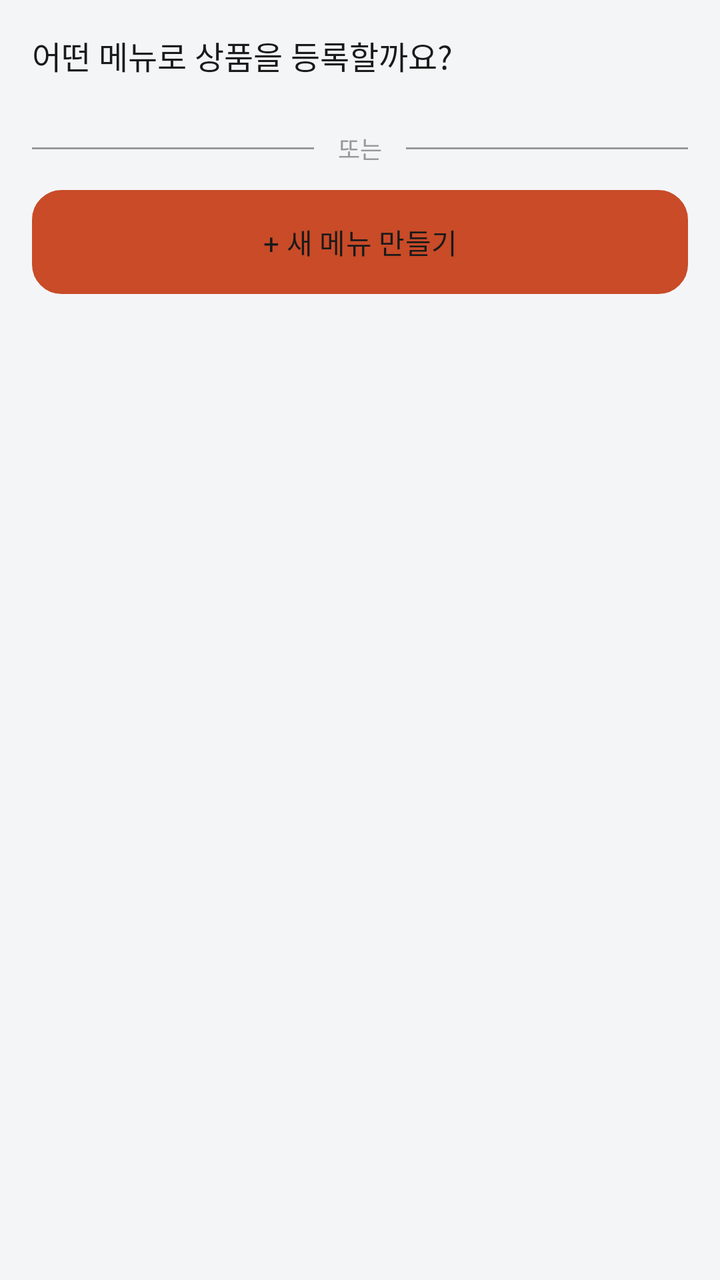
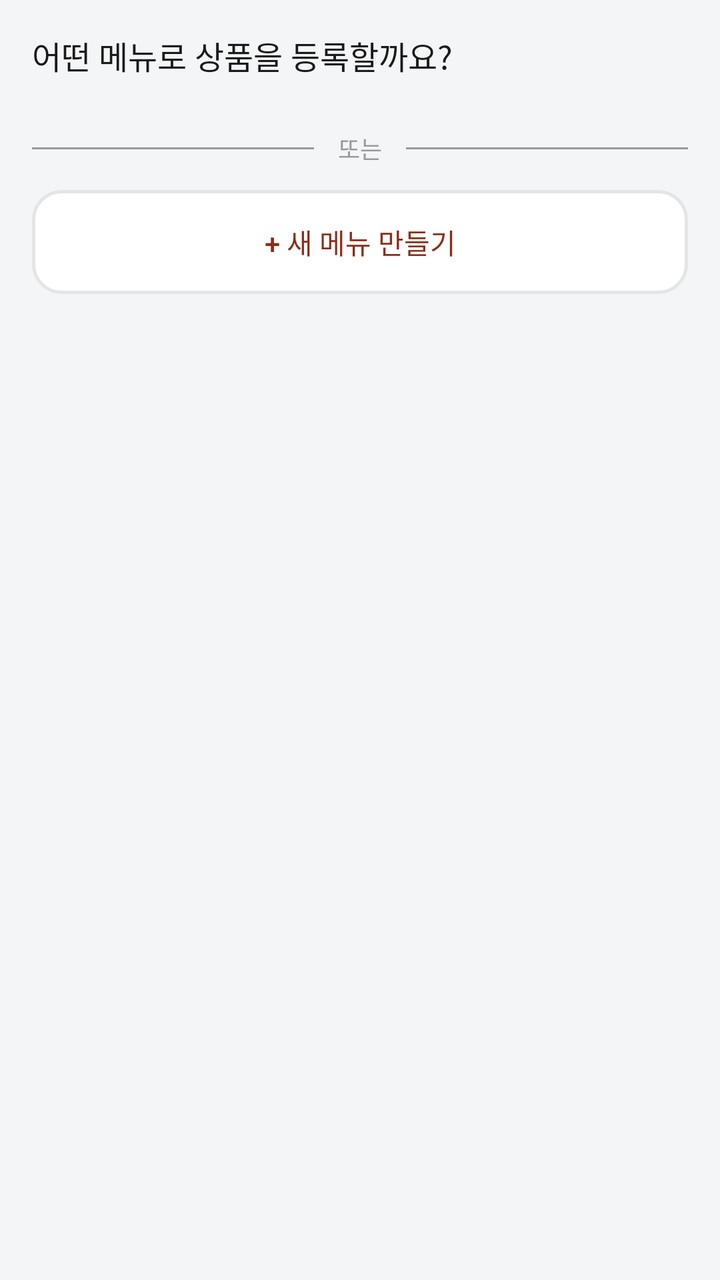

An Android layout rendered at two revisions. The XML below is the earlier revision; the diff shows what the commit changed to produce the second picture.
<!-- AndroidManifest.xml: application theme Theme.Deuktemsiru_seller -->
<!-- res/layout/step_choose_menu.xml -->
<?xml version="1.0" encoding="utf-8"?>

<androidx.core.widget.NestedScrollView
    xmlns:android="http://schemas.android.com/apk/res/android"
    android:layout_width="match_parent"
    android:layout_height="match_parent"
    android:background="@color/surface">

    <LinearLayout
        android:layout_width="match_parent"
        android:layout_height="wrap_content"
        android:orientation="vertical"
        android:padding="16dp">

        <TextView
            android:layout_width="wrap_content"
            android:layout_height="wrap_content"
            android:text="어떤 메뉴로 상품을 등록할까요?"
            android:textSize="16sp"
            android:textColor="@color/text"
            android:fontFamily="sans-serif-medium"
            android:layout_marginBottom="14dp" />

        
        <LinearLayout
            android:id="@+id/menu_list_container"
            android:layout_width="match_parent"
            android:layout_height="wrap_content"
            android:orientation="vertical" />

        
        <LinearLayout
            android:layout_width="match_parent"
            android:layout_height="wrap_content"
            android:orientation="horizontal"
            android:gravity="center_vertical"
            android:layout_marginVertical="12dp">

            <View
                android:layout_width="0dp"
                android:layout_height="1dp"
                android:layout_weight="1"
                android:background="@color/text_muted" />

            <TextView
                android:layout_width="wrap_content"
                android:layout_height="wrap_content"
                android:paddingHorizontal="12dp"
                android:text="또는"
                android:textSize="12sp"
                android:textColor="@color/text_muted" />

            <View
                android:layout_width="0dp"
                android:layout_height="1dp"
                android:layout_weight="1"
                android:background="@color/text_muted" />

        </LinearLayout>

        
        <Button
            android:id="@+id/btn_new_menu"
            android:layout_width="match_parent"
            android:layout_height="52dp"
            android:background="@drawable/bg_button_outline"
            android:backgroundTint="@null"
            android:insetTop="0dp"
            android:insetBottom="0dp"
            android:stateListAnimator="@null"
            android:text="+ 새 메뉴 만들기"
            android:textColor="@color/text"
            android:textSize="14sp" />

    </LinearLayout>

</androidx.core.widget.NestedScrollView>
<!-- resources referenced by this layout -->
<resources>
  <color name="surface">#FFF4F5F7</color>
  <color name="text">#FF1A1A1A</color>
  <color name="text_muted">#FF999999</color>
  <!-- drawable bg_button_outline (drawable) -->
  <?xml version="1.0" encoding="utf-8"?>
  
  <shape xmlns:android="http://schemas.android.com/apk/res/android"
      android:shape="rectangle">
      <solid android:color="#FFFFFF" />
      <stroke android:width="1.5dp" android:color="#E5E5E5" />
      <corners android:radius="14dp" />
  </shape>
  <style name="Theme.Deuktemsiru_seller" parent="Base.Theme.Deuktemsiru_seller" />
  <style name="Base.Theme.Deuktemsiru_seller" parent="Theme.Material3.Light.NoActionBar">
          <item name="colorPrimary">@color/primary</item>
          <item name="colorPrimaryVariant">@color/primary_dark</item>
          <item name="colorOnPrimary">@color/white</item>
          <item name="colorSurface">@color/surface</item>
          <item name="android:colorBackground">@color/surface</item>
          <item name="android:fontFamily">sans-serif</item>
          <item name="bottomNavigationStyle">@style/Widget.App.BottomNav</item>
      </style>
  <color name="primary">#FFC94B28</color>
  <color name="primary_dark">#FF8A2F19</color>
  <color name="white">#FFFFFFFF</color>
  <style name="Widget.App.BottomNav" parent="Widget.Material3.BottomNavigationView">
          <item name="itemIconTint">@color/bottom_nav_color</item>
          <item name="itemTextColor">@color/bottom_nav_color</item>
          <item name="itemActiveIndicatorStyle">@style/Widget.App.ActiveIndicator</item>
      </style>
  <style name="Widget.App.ActiveIndicator" parent="Widget.Material3.BottomNavigationView.ActiveIndicator">
          <item name="android:color">@color/primary_light</item>
      </style>
  <color name="primary_light">#FFFFE7DE</color>
</resources>

<!-- the commit's change to res/layout/step_choose_menu.xml (unified diff, before → after) -->
@@ -59,18 +59,19 @@
         </LinearLayout>
 
         
-        <Button
+        <TextView
             android:id="@+id/btn_new_menu"
             android:layout_width="match_parent"
             android:layout_height="52dp"
             android:background="@drawable/bg_button_outline"
-            android:backgroundTint="@null"
-            android:insetTop="0dp"
-            android:insetBottom="0dp"
-            android:stateListAnimator="@null"
             android:text="+ 새 메뉴 만들기"
-            android:textColor="@color/text"
-            android:textSize="14sp" />
+            android:textColor="@color/primary_dark"
+            android:textSize="14sp"
+            android:fontFamily="sans-serif-medium"
+            android:gravity="center"
+            android:clickable="true"
+            android:focusable="true"
+            android:foreground="?attr/selectableItemBackground" />
 
     </LinearLayout>
 
